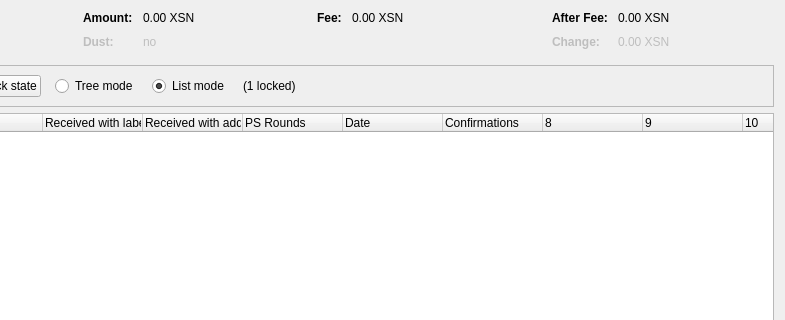
Old version of the form src/qt/forms/coincontroldialog.ui in the repository barrystyle/vestx; both pictures show x 169 to 954 and y 0 to 320 of the 954 by 500 pixel window.
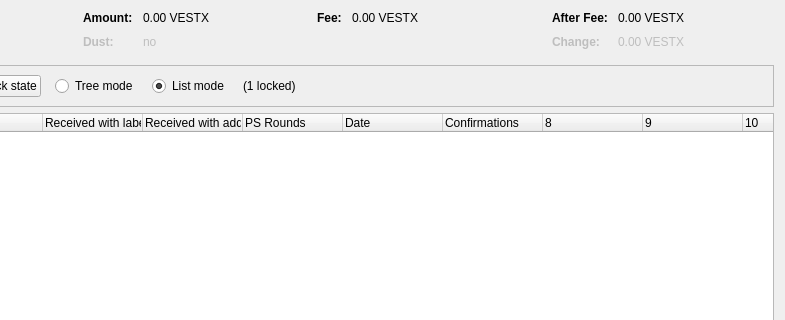
New version of the form. Custom widgets are drawn as their Qt base class.

```diff
--- a/src/qt/forms/coincontroldialog.ui
+++ b/src/qt/forms/coincontroldialog.ui
@@ -132,7 +132,7 @@
           <enum>Qt::ActionsContextMenu</enum>
          </property>
          <property name="text">
-          <string notr="true">0.00 XSN</string>
+          <string notr="true">0.00 VESTX</string>
          </property>
          <property name="textInteractionFlags">
           <set>Qt::LinksAccessibleByMouse|Qt::TextSelectableByKeyboard|Qt::TextSelectableByMouse</set>
@@ -212,7 +212,7 @@
           <enum>Qt::ActionsContextMenu</enum>
          </property>
          <property name="text">
-          <string notr="true">0.00 XSN</string>
+          <string notr="true">0.00 VESTX</string>
          </property>
          <property name="textInteractionFlags">
           <set>Qt::LinksAccessibleByMouse|Qt::TextSelectableByKeyboard|Qt::TextSelectableByMouse</set>
@@ -257,7 +257,7 @@
           <enum>Qt::ActionsContextMenu</enum>
          </property>
          <property name="text">
-          <string notr="true">0.00 XSN</string>
+          <string notr="true">0.00 VESTX</string>
          </property>
          <property name="textInteractionFlags">
           <set>Qt::LinksAccessibleByMouse|Qt::TextSelectableByKeyboard|Qt::TextSelectableByMouse</set>
@@ -292,7 +292,7 @@
           <enum>Qt::ActionsContextMenu</enum>
          </property>
          <property name="text">
-          <string notr="true">0.00 XSN</string>
+          <string notr="true">0.00 VESTX</string>
          </property>
          <property name="textInteractionFlags">
           <set>Qt::LinksAccessibleByMouse|Qt::TextSelectableByKeyboard|Qt::TextSelectableByMouse</set>
```
